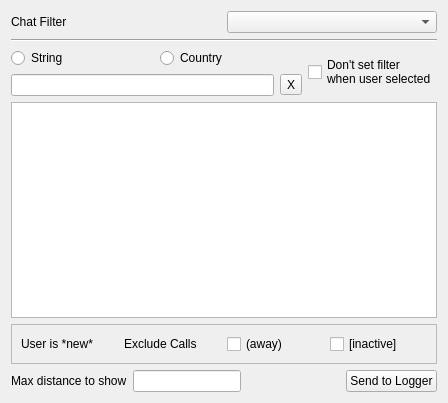
Rsclub22/Minos2-Mirror, file mqt/MqtKSTClient/kstcallsframe.ui: the form before one commit.
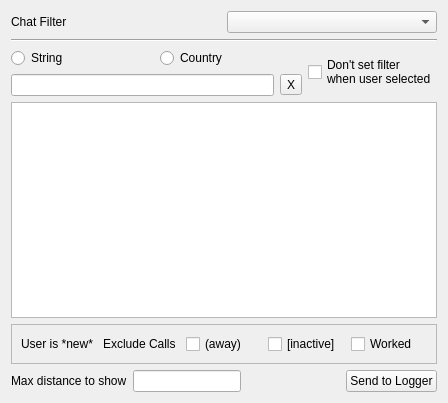
The form after the commit.

Commit message: Worked filter on calls

The edit to the form file:
```diff
--- a/mqt/MqtKSTClient/kstcallsframe.ui
+++ b/mqt/MqtKSTClient/kstcallsframe.ui
@@ -159,6 +159,13 @@
         </property>
        </widget>
       </item>
+      <item>
+       <widget class="QCheckBox" name="workedCallscb">
+        <property name="text">
+         <string>Worked</string>
+        </property>
+       </widget>
+      </item>
      </layout>
     </widget>
    </item>
```
The commit also changes 4 other files.
